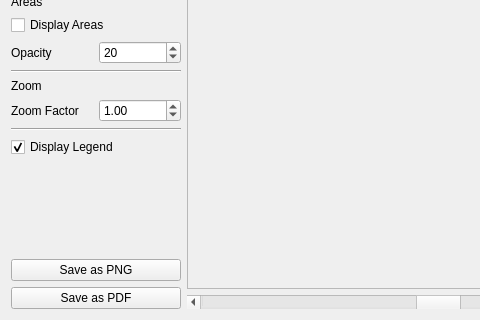
First picture: the form in examples/DrawIntoPainter/mainwindow.ui, repository KDE/kdiagram, before the edit; both pictures show x 0 to 480 and y 298 to 618 of the 700 by 618 pixel window.
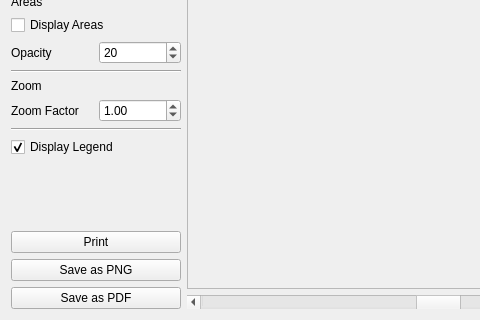
Second picture: the form after the edit. Icons and pictures are not drawn.

Commit message:
Add print preview support to DrawIntoPainter and AdvancedHeaderFooter example
The print preview allows to check differences between printing
and display.

CCBUG:405075
Reviewed By: danders

```diff
--- a/examples/DrawIntoPainter/mainwindow.ui
+++ b/examples/DrawIntoPainter/mainwindow.ui
@@ -385,6 +385,13 @@
        </property>
       </spacer>
      </item>
+     <item>
+      <widget class="QPushButton" name="printButton">
+       <property name="text">
+        <string>Print</string>
+       </property>
+      </widget>
+     </item>
      <item>
       <widget class="QPushButton" name="savePB">
        <property name="text">
```
The commit also changes 4 other files.
